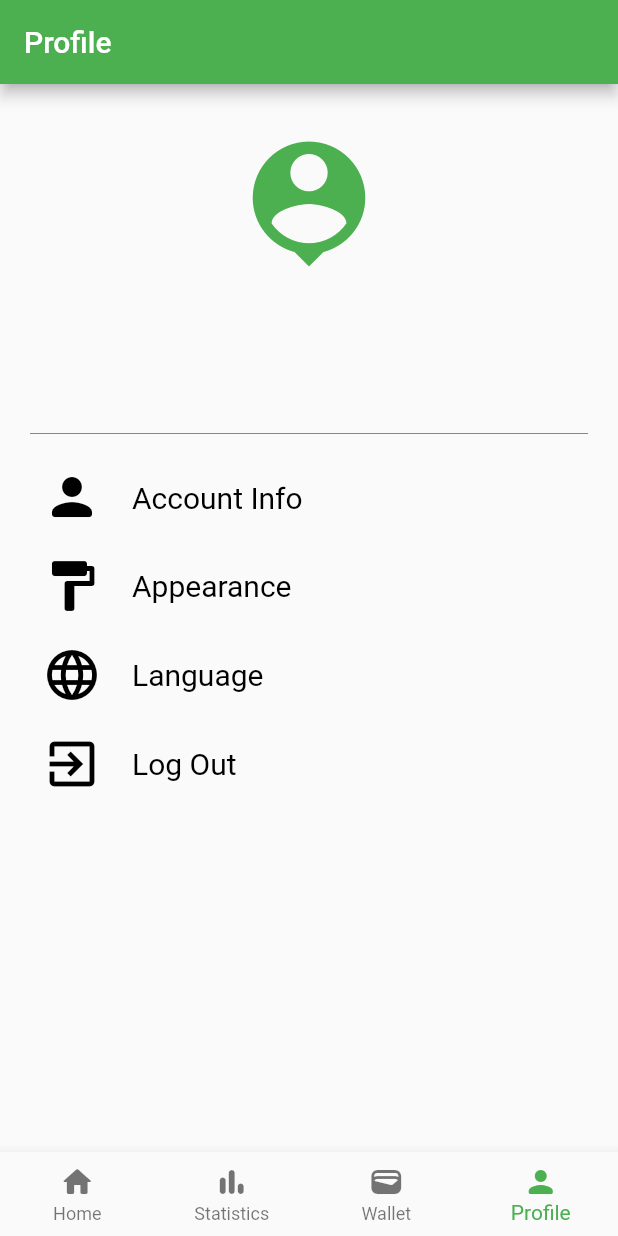
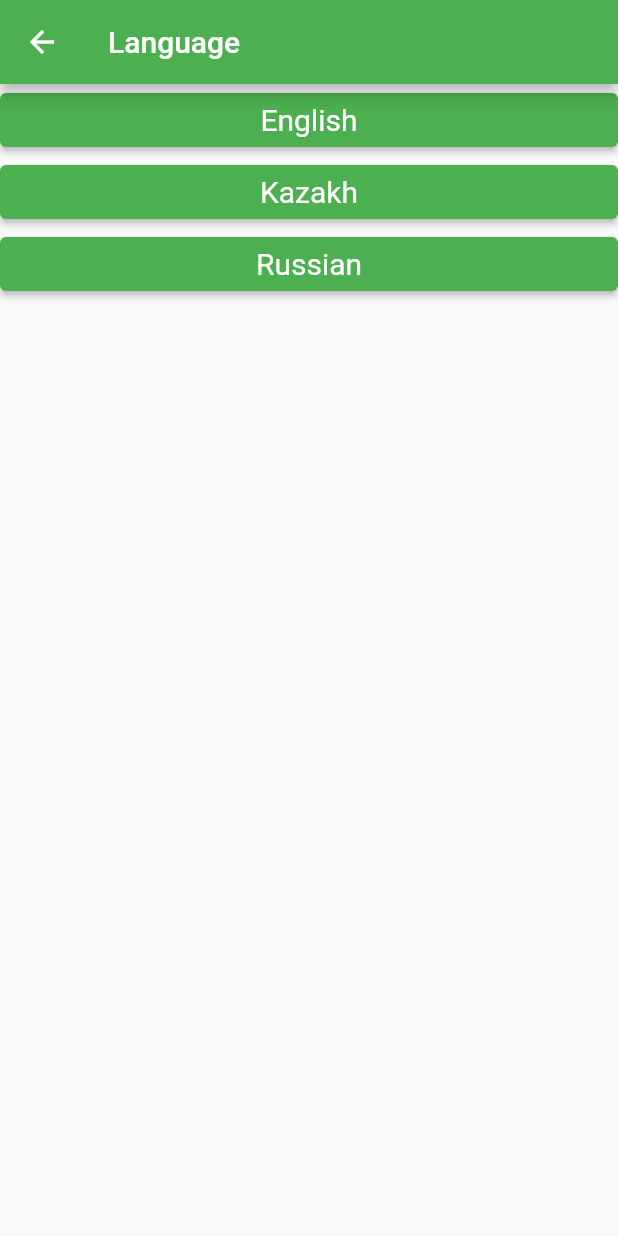
Before and after one commit to Erkebulan-Akhmediya/expense_tracker, a Flutter app: the screen it shows once a user with an empty profile is signed in, item 4 of the bottom bar chosen, after a tap on "Language", on a phone screen of 412 x 824 dp. Run offline on Flutter 3.47's test engine with Material 2 defaults, Android fonts, the phone set to English and light mode, and no system bars; our stand-ins replace cloud_firestore, firebase_auth, firebase_core, fl_chart, get, google_fonts and 1 more; accounts and stored records are empty.

Commit message:
started english dictionary

```diff
--- /dev/null
+++ b/lib/controllers/internationalization.dart
@@ -0,0 +1,57 @@
+import 'package:get/get.dart';
+
+class Internationalization extends Translations {
+  @override
+  Map<String, Map<String, String>> get keys => {
+    'en_UK': {
+      'sign_in': 'Sign In',
+      'email_address': 'Email Address',
+      'password': 'Password',
+      'swipe_left': 'Don\'t have an account? Swipe left',
+      'sign_up': 'Sign Up',
+      'username': 'Username',
+      'verify_password': 'Verify Password',
+      'swipe_right': 'Already have an account? Swipe right',
+      'good_afternoon': 'Good afternoon,',
+      'expense_history': 'Expense History',
+      'today': 'Today',
+      'this_week': 'This Week',
+      'this_month': 'This Month',
+      'appearance': 'Appearance',
+      'light': 'Light',
+      'dark': 'Dark',
+      'language': 'Language',
+      'english': 'English',
+      'kazakh': 'Kazakh',
+      'russian': 'Russian',
+      'account_info': 'Account Info',
+      'log_out': 'Log Out',
+      'profile': 'Profile',
+      // 'uncategorized': 'Uncategorized',
+      // 'housing': 'Housing',
+      // 'transportation': 'Transportation',
+      // 'food': 'Food',
+      // 'health_and_medical': 'Health and Medical',
+      // 'personal_care': 'Personal Care',
+      // 'entertainment': 'Entertainment',
+      // 'debt_payments': 'Debt Payments',
+      // 'education': 'Education',
+      // 'clothing_and_accessories': 'Clothing and Accessories',
+      // 'savings_and_investments': 'Savings and Investments',
+      'top_spending_categories': 'Top Spending Categories',
+      'statistics': 'Statistics',
+      'week': 'Week',
+      'month': 'Month',
+      'year': 'Year',
+      'monday': 'Mon',
+      'tuesday': 'Tue',
+      'wednesday': 'Wed',
+      'thursday': 'Thu',
+      'friday': 'Fri',
+      'saturday': 'Sat',
+      'sunday': 'Sun',
+
+    },
+  };
+
+}
--- a/lib/main.dart
+++ b/lib/main.dart
@@ -1,3 +1,4 @@
+import 'package:expense_tracker/controllers/internationalization.dart';
 import 'package:expense_tracker/firebase_options.dart';
 import 'package:expense_tracker/root.dart';
 import 'package:firebase_core/firebase_core.dart';
@@ -109,6 +110,8 @@ class MyApp extends StatelessWidget {
       debugShowCheckedModeBanner: false,
       theme: primaryTheme,
       darkTheme: darkTheme,
+      translations: Internationalization(),
+      locale: const Locale('en', 'UK'),
       home: const Root(),
     );
   }
--- a/lib/views/auth/sign_in.dart
+++ b/lib/views/auth/sign_in.dart
@@ -1,6 +1,7 @@
 import 'package:expense_tracker/controllers/auth.controller.dart';
 import 'package:firebase_auth/firebase_auth.dart';
 import 'package:flutter/material.dart';
+import 'package:get/get.dart';
 
 class SignIn extends StatefulWidget {
   const SignIn({super.key});
@@ -63,27 +64,27 @@ class _SignInState extends State<SignIn> {
                   Icons.login_rounded,
                   size: 40,
                 ),
-                const Text(
-                  'Sign In',
-                  style: TextStyle(
+                Text(
+                  'sign_in'.tr,
+                  style: const TextStyle(
                     fontSize: 20,
                   ),
                 ),
                 _error(),
                 TextField(
                   controller: _emailController,
-                  decoration: const InputDecoration(
-                    prefixIcon: Icon(Icons.mail_outline_rounded),
-                    labelText: 'Email Address',
-                    border: OutlineInputBorder(),
+                  decoration: InputDecoration(
+                    prefixIcon: const Icon(Icons.mail_outline_rounded),
+                    labelText: 'email_address'.tr,
+                    border: const OutlineInputBorder(),
                   ),
                 ),
                 TextField(
                   controller: _passwordController,
-                  decoration: const InputDecoration(
-                    prefixIcon: Icon(Icons.lock_outline_rounded),
-                    labelText: 'Password',
-                    border: OutlineInputBorder(),
+                  decoration: InputDecoration(
+                    prefixIcon: const Icon(Icons.lock_outline_rounded),
+                    labelText: 'password'.tr,
+                    border: const OutlineInputBorder(),
                   ),
                 ),
                 Row(
@@ -94,9 +95,9 @@ class _SignInState extends State<SignIn> {
                           backgroundColor: MaterialStatePropertyAll(Colors.blue),
                         ),
                         onPressed: signInWithEmailAndPassword,
-                        child:  const Text(
-                          'Sign In',
-                          style: TextStyle(
+                        child: Text(
+                          'sign_in'.tr,
+                          style: const TextStyle(
                             color: Colors.white,
                           ),
                         ),
@@ -104,9 +105,9 @@ class _SignInState extends State<SignIn> {
                     )
                   ],
                 ),
-                const Row(
+                Row(
                   children: <Widget>[
-                    Text('Don\'t have an account? Swipe left'),
+                    Text('swipe_left'.tr),
                   ],
                 ),
               ],
--- a/lib/views/auth/sign_up.dart
+++ b/lib/views/auth/sign_up.dart
@@ -1,5 +1,6 @@
 import 'package:firebase_auth/firebase_auth.dart';
 import 'package:flutter/material.dart';
+import 'package:get/get.dart';
 
 import '../../controllers/auth.controller.dart';
 
@@ -80,43 +81,43 @@ class _SignUpState extends State<SignUp> {
                   Icons.app_registration_rounded,
                   size: 40,
                 ),
-                const Text(
-                  'Sign Up',
-                  style: TextStyle(
+                Text(
+                  'sign_up'.tr,
+                  style: const TextStyle(
                     fontSize: 20,
                   ),
                 ),
                 _error(),
                 TextField(
                   controller: _usernameController,
-                  decoration: const InputDecoration(
-                    prefixIcon: Icon(Icons.person_rounded),
-                    labelText: 'Username',
-                    border: OutlineInputBorder(),
+                  decoration: InputDecoration(
+                    prefixIcon: const Icon(Icons.person_rounded),
+                    labelText: 'username'.tr,
+                    border: const OutlineInputBorder(),
                   ),
                 ),
                 TextField(
                   controller: _emailController,
-                  decoration: const InputDecoration(
-                    prefixIcon: Icon(Icons.mail_outline_rounded),
-                    labelText: 'Email Address',
-                    border: OutlineInputBorder(),
+                  decoration: InputDecoration(
+                    prefixIcon: const Icon(Icons.mail_outline_rounded),
+                    labelText: 'email_address'.tr,
+                    border: const OutlineInputBorder(),
                   ),
                 ),
                 TextField(
                   controller: _passwordController,
-                  decoration: const InputDecoration(
-                    prefixIcon: Icon(Icons.lock_outline_rounded),
-                    labelText: 'Password',
-                    border: OutlineInputBorder(),
+                  decoration: InputDecoration(
+                    prefixIcon: const Icon(Icons.lock_outline_rounded),
+                    labelText: 'password'.tr,
+                    border: const OutlineInputBorder(),
                   ),
                 ),
                 TextField(
                   controller: _passwordVerificationController,
-                  decoration: const InputDecoration(
-                    prefixIcon: Icon(Icons.lock_outline_rounded),
-                    labelText: 'Verify Password',
-                    border: OutlineInputBorder(),
+                  decoration: InputDecoration(
+                    prefixIcon: const Icon(Icons.lock_outline_rounded),
+                    labelText: 'verify_password'.tr,
+                    border: const OutlineInputBorder(),
                   ),
                 ),
                 Row(
@@ -127,9 +128,9 @@ class _SignUpState extends State<SignUp> {
                           backgroundColor: MaterialStatePropertyAll(Colors.blue),
                         ),
                         onPressed: createUserWithEmailAndPassword,
-                        child:  const Text(
-                          'Sign Up',
-                          style: TextStyle(
+                        child: Text(
+                          'sign_up'.tr,
+                          style: const TextStyle(
                             color: Colors.white,
                           ),
                         ),
@@ -137,9 +138,9 @@ class _SignUpState extends State<SignUp> {
                     ),
                   ],
                 ),
-                const Row(
+                Row(
                   children: <Widget>[
-                    Text('Already have an account? Swipe right')
+                    Text('swipe_right'.tr)
                   ],
                 ),
               ],
--- a/lib/views/home/home.dart
+++ b/lib/views/home/home.dart
@@ -38,7 +38,7 @@ class _HomeState extends State<Home> {
           crossAxisAlignment: CrossAxisAlignment.start,
           children: <Widget>[
             Text(
-              'Good afternoon,',
+              'good_afternoon,'.tr,
               style: TextStyle(
                 fontSize: 12,
                 color: Theme.of(context).textTheme.bodyLarge?.color,
@@ -79,7 +79,7 @@ class _HomeState extends State<Home> {
               left: 3,
             ),
             child: Text(
-              'Expense History',
+              'expense_history'.tr,
               style: TextStyle(
                 fontSize: 20,
                 fontWeight: FontWeight.bold,
--- a/lib/views/home/today.dart
+++ b/lib/views/home/today.dart
@@ -38,7 +38,7 @@ class _TodayState extends State<Today> {
           crossAxisAlignment: CrossAxisAlignment.start,
           children: [
             Text(
-              'Today',
+              'today'.tr,
               style: Theme.of(context).textTheme.bodyLarge,
             ),
             FutureBuilder<double>(
--- a/lib/views/home/week_month.dart
+++ b/lib/views/home/week_month.dart
@@ -41,7 +41,7 @@ class _WeekMonthState extends State<WeekMonth> {
                 crossAxisAlignment: CrossAxisAlignment.start,
                 children: <Widget>[
                   Text(
-                    'This Week',
+                    'this_week'.tr,
                     style: Theme.of(context).textTheme.bodyLarge,
                   ),
                   FutureBuilder<double>(
@@ -89,7 +89,7 @@ class _WeekMonthState extends State<WeekMonth> {
                 crossAxisAlignment: CrossAxisAlignment.end,
                 children: <Widget>[
                   Text(
-                    'This Month',
+                    'this_month'.tr,
                     style: Theme.of(context).textTheme.bodyLarge,
                   ),
                   FutureBuilder<double>(
--- a/lib/views/profile/appearance.dart
+++ b/lib/views/profile/appearance.dart
@@ -9,21 +9,22 @@ class Appearance extends StatelessWidget {
   Widget build(BuildContext context) {
     return Scaffold(
       appBar: AppBar(
-        title: const Text('Appearance'),
+        title: Text('appearance'.tr),
       ),
-      body: Column(
+      body: ListView(
+        padding: const EdgeInsets.all(20.0),
         children: <Widget>[
           ElevatedButton(
             onPressed: () {
               Get.changeTheme(MyApp().primaryTheme);
             },
-            child: const Text('Light'),
+            child: Text('light'.tr),
           ),
           ElevatedButton(
             onPressed: () {
               Get.changeTheme(MyApp().darkTheme);
             },
-            child: const Text('Dark'),
+            child: Text('dark'.tr),
           ),
         ],
       ),
--- /dev/null
+++ b/lib/views/profile/language.dart
@@ -0,0 +1,32 @@
+import 'package:flutter/material.dart';
+import 'package:get/get.dart';
+
+class Language extends StatelessWidget {
+  const Language({super.key});
+
+  @override
+  Widget build(BuildContext context) {
+    return Scaffold(
+      appBar: AppBar(
+        title: Text('language'.tr),
+      ),
+      body: ListView(
+        children: <Widget>[
+          ElevatedButton(
+            onPressed: () {},
+            child: Text('english'.tr),
+          ),
+          ElevatedButton(
+            onPressed: () {},
+            child: Text('kazakh'.tr),
+          ),
+          ElevatedButton(
+            onPressed: () {},
+            child: Text('russian'.tr),
+          ),
+        ],
+      ),
+    );
+  }
+
+}
--- a/lib/views/profile/options.dart
+++ b/lib/views/profile/options.dart
@@ -1,4 +1,5 @@
 import 'package:expense_tracker/views/profile/appearance.dart';
+import 'package:expense_tracker/views/profile/language.dart';
 import 'package:flutter/material.dart';
 import 'package:get/get.dart';
 
@@ -26,7 +27,7 @@ class Options extends StatelessWidget {
                     size: 40,
                   ),
                 ),
-                const Text('Account Info'),
+                Text('account_info'.tr),
               ],
             ),
           ),
@@ -50,7 +51,7 @@ class Options extends StatelessWidget {
                     size: 40,
                   ),
                 ),
-                const Text('Appearance'),
+                Text('appearance'.tr),
               ],
             ),
           ),
@@ -58,7 +59,13 @@ class Options extends StatelessWidget {
         Container(
           margin: const EdgeInsets.only(bottom: 10.0),
           child: TextButton(
-            onPressed: () {},
+            onPressed: () {
+              Navigator.of(context).push(
+                MaterialPageRoute(
+                  builder: (BuildContext context) => const Language(),
+                ),
+              );
+            },
             child: Row(
               children: <Widget>[
                 Container(
@@ -68,7 +75,7 @@ class Options extends StatelessWidget {
                     size: 40,
                   ),
                 ),
-                const Text('Language'),
+                Text('language'.tr),
               ],
             ),
           ),
@@ -86,7 +93,7 @@ class Options extends StatelessWidget {
                   size: 40,
                 ),
               ),
-              const Text('Log Out'),
+              Text('log_out'.tr),
             ],
           ),
         ),
--- a/lib/views/profile/profile.dart
+++ b/lib/views/profile/profile.dart
@@ -19,7 +19,7 @@ class Profile extends StatelessWidget {
   Widget build(BuildContext context) {
     return Scaffold(
       appBar: AppBar(
-        title: const Text('Profile'),
+        title: Text('profile'.tr),
       ),
       body: Padding(
         padding: const EdgeInsets.all(20.0),
--- a/lib/views/statictics/month.dart
+++ b/lib/views/statictics/month.dart
@@ -165,7 +165,7 @@ class _MonthState extends State<Month> {
           Container(
             margin: const EdgeInsets.only(bottom: 15, top: 20),
             child: Text(
-              'Top Spending Categories',
+              'top_spending_categories'.tr,
               style: TextStyle(
                 color: Theme.of(context).textTheme.bodyMedium?.color,
                 fontSize: 20,
--- a/lib/views/statictics/statistics.dart
+++ b/lib/views/statictics/statistics.dart
@@ -2,6 +2,7 @@ import 'package:expense_tracker/views/statictics/month.dart';
 import 'package:expense_tracker/views/statictics/week.dart';
 import 'package:expense_tracker/views/statictics/year.dart';
 import 'package:flutter/material.dart';
+import 'package:get/get.dart';
 
 class Statistics extends StatelessWidget {
   const Statistics({super.key});
@@ -13,7 +14,7 @@ class Statistics extends StatelessWidget {
         child: Scaffold(
           appBar: AppBar(
             title: Text(
-              'Statistics',
+              'statistics'.tr,
               style: TextStyle(
                 color: Theme.of(context).textTheme.bodyLarge?.color,
               ),
@@ -22,19 +23,19 @@ class Statistics extends StatelessWidget {
               tabs: [
                 Tab(
                   child: Text(
-                    'Week',
+                    'week'.tr,
                     style: Theme.of(context).textTheme.bodyLarge,
                   ),
                 ),
                 Tab(
                   child: Text(
-                    'Month',
+                    'month'.tr,
                     style: Theme.of(context).textTheme.bodyLarge,
                   ),
                 ),
                 Tab(
                   child: Text(
-                    'Year',
+                    'year'.tr,
                     style: Theme.of(context).textTheme.bodyLarge,
                   ),
                 ),
--- a/lib/views/statictics/week.dart
+++ b/lib/views/statictics/week.dart
@@ -85,25 +85,25 @@ class _WeekState extends State<Week> {
 
                               switch (value.toInt()) {
                                 case 0:
-                                  text = 'Mon';
+                                  text = 'monday'.tr;
                                   break;
                                 case 1:
-                                  text = 'Tue';
+                                  text = 'tuesday'.tr;
                                   break;
                                 case 2:
-                                  text = 'Wed';
+                                  text = 'wednesday'.tr;
                                   break;
                                 case 3:
-                                  text = 'Thu';
+                                  text = 'thursday'.tr;
                                   break;
                                 case 4:
-                                  text = 'Fri';
+                                  text = 'friday'.tr;
                                   break;
                                 case 5:
-                                  text = 'Sat';
+                                  text = 'saturday'.tr;
                                   break;
                                 case 6:
-                                  text = 'Sun';
+                                  text = 'sunday'.tr;
                                   break;
                                 default:
                                   return Container();
@@ -161,7 +161,7 @@ class _WeekState extends State<Week> {
           Container(
             margin: const EdgeInsets.only(bottom: 15, top: 20),
             child: Text(
-              'Top Spending Categories',
+              'top_spending_categories'.tr,
               style: TextStyle(
                 color: Theme.of(context).textTheme.bodyMedium?.color,
                 fontSize: 20,
--- a/lib/views/statictics/year.dart
+++ b/lib/views/statictics/year.dart
@@ -176,7 +176,7 @@ class _YearState extends State<Year> {
           Container(
             margin: const EdgeInsets.only(bottom: 15, top: 20),
             child: Text(
-              'Top Spending Categories',
+              'top_spending_categories'.tr,
               style: TextStyle(
                 color: Theme.of(context).textTheme.bodyMedium?.color,
                 fontSize: 20,
```
